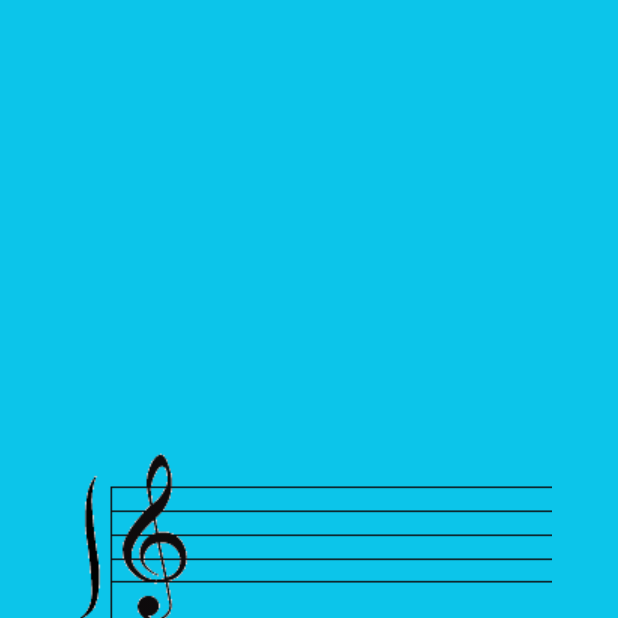
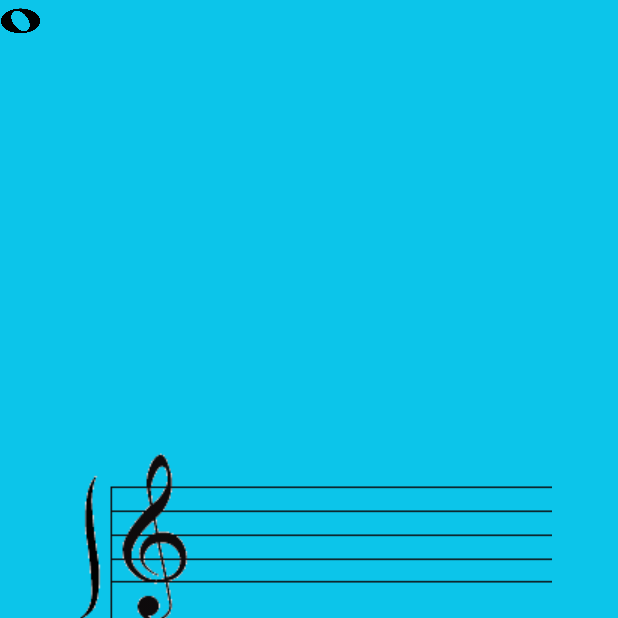
Before and after one commit to Gurnek/Transposer, an Android app: the MainActivity screen opened directly, with no data from a screen before it, on a phone screen of 412 x 824 dp, the top half of it. Run offline under Robolectric (Android 15) with nearby library versions, the phone set to English and light mode, and no system bars.

Commit message:
whole note works

```diff
--- a/app/src/main/res/layout/activity_main.xml
+++ b/app/src/main/res/layout/activity_main.xml
@@ -24,4 +24,12 @@
         app:layout_constraintTop_toTopOf="parent"
         app:srcCompat="@drawable/staff" />
 
+    <ImageView
+        android:id="@+id/imageView2"
+        android:layout_width="27dp"
+        android:layout_height="27dp"
+        app:srcCompat="@drawable/wholeNote"
+        tools:layout_editor_absoluteX="131dp"
+        tools:layout_editor_absoluteY="332dp" />
+
 </android.support.constraint.ConstraintLayout>
```
